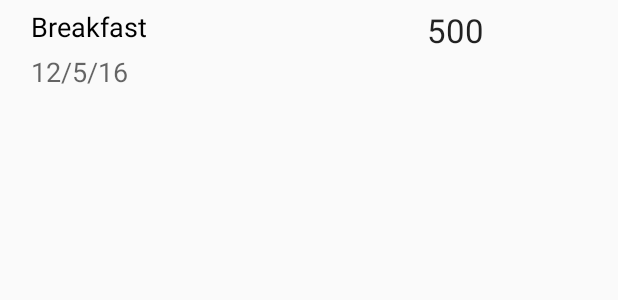
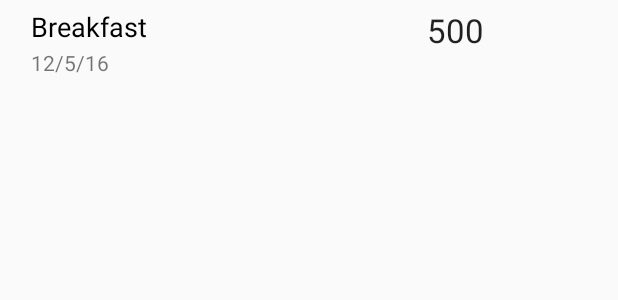
Before and after one commit to gj100596/Hisab, an Android app: the layout history_list_item.xml on its own in the app's theme, with its tools: preview values and no code run, on a phone screen of 412 x 824 dp. Shown: the top 300 px of the screen. Run offline under Robolectric (Android 15) with nearby library versions, the phone set to English and light mode, and no system bars.

Commit message:
feat: "Design Improvement I"

```diff
--- a/app/src/main/res/layout/activity_main.xml
+++ b/app/src/main/res/layout/activity_main.xml
@@ -52,7 +52,8 @@
                     android:layout_height="wrap_content"
                     android:layout_gravity="bottom|end"
                     android:layout_margin="@dimen/fab_margin"
-                    android:src="@android:drawable/ic_input_add" />
+                    android:padding="0dp"
+                    android:src="@drawable/ic_add_white_36dp" />
 
             </android.support.design.widget.CoordinatorLayout>
 
--- a/app/src/main/res/layout/cardview_layout.xml
+++ b/app/src/main/res/layout/cardview_layout.xml
@@ -12,6 +12,12 @@
     android:elevation="5dp"
     app:cardCornerRadius="5dp"
     android:padding="15dp">
+
+    <ImageView
+        android:id="@+id/transactionTypeColor"
+        android:layout_width="10dp"
+        android:layout_height="match_parent"
+        android:background="@android:color/holo_green_light"/>
 
     <LinearLayout
         android:layout_width="match_parent"
--- a/app/src/main/res/layout/history_list_item.xml
+++ b/app/src/main/res/layout/history_list_item.xml
@@ -11,27 +11,28 @@
             android:layout_width="0dp"
             android:layout_height="wrap_content"
             android:layout_weight="2"
-            android:orientation="vertical"
-            android:weightSum="3">
+            android:orientation="vertical">
 
             <TextView
                 android:id="@+id/reason"
                 android:layout_width="wrap_content"
-                android:layout_height="0dp"
-                android:layout_weight="2"
-                android:padding="5dp"
+                android:layout_height="wrap_content"
+                android:paddingLeft="5dp"
+                android:paddingRight="5dp"
+                android:paddingTop="5dp"
+                android:paddingBottom="2dp"
                 android:text="Breakfast"
+                android:elevation="3dp"
                 android:textAppearance="@android:style/TextAppearance.Material.Medium"
                 android:textColor="#000000" />
 
             <TextView
                 android:id="@+id/date"
                 android:layout_width="wrap_content"
-                android:layout_height="0dp"
-                android:layout_weight="1"
+                android:layout_height="wrap_content"
                 android:paddingLeft="5dp"
                 android:text="12/5/16"
-                android:textAppearance="@android:style/TextAppearance.Material.Medium" />
+                android:textAppearance="@android:style/TextAppearance.Material.Small" />
         </LinearLayout>
 
         <RelativeLayout
--- a/app/src/main/res/values/colors.xml
+++ b/app/src/main/res/values/colors.xml
@@ -1,7 +1,15 @@
 <?xml version="1.0" encoding="utf-8"?>
 <resources>
-    <color name="colorPrimary">#3F51B5</color>
-    <color name="colorPrimaryDark">#303F9F</color>
-    <color name="colorAccent">#FF4081</color>
+    <!-- All Interesting Colors -->
+    <color name="Primary1">#2CABE2</color>
+    <color name="Primary1Dark">#33669A</color>
+    <color name="Primary1Accent">#F79C31</color> <!-- Awful -->
+    <color name="Primary1Accent1">#E7445E</color> <!-- Dull -->
+
+    <!-- Actually used colors -->
+    <color name="colorPrimary">#2CABE2</color><!-- #3F51B5</color> -->
+    <color name="colorPrimaryDark">#219ed4</color><!-- #303F9F</color> -->
+    <color name="colorAccent">#f4f412</color><!-- #FF4081</color>-->
     <color name="sliderOptionBG">#E91E63</color>
+
 </resources>
```
Also changed, not shown: app/src/main/java/gj/udacity/capstone/hisab/adapter/FeedRecyclerViewAdapter.java (+10 -1 lines), app/src/main/java/gj/udacity/capstone/hisab/fragment/AddSliderFragment.java (+8 -3 lines).
